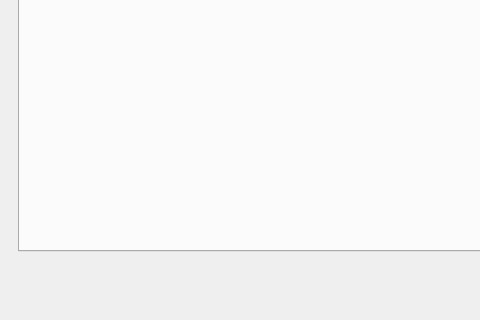
Qt form Ui_Files/OperatorWindow.ui (Verter18328/SOKs_LOK) before a commit; both pictures show x 0 to 480 and y 227 to 547 of the 706 by 547 pixel window.
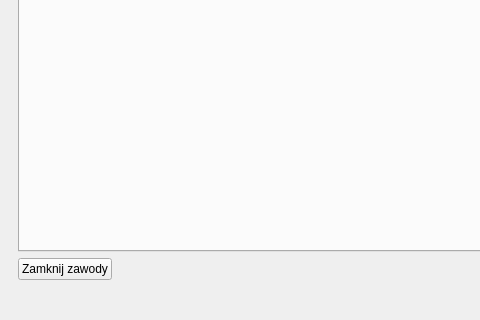
The same form after that commit. Icons and pictures are not drawn.

The edit to the form file:
```diff
--- a/Ui_Files/OperatorWindow.ui
+++ b/Ui_Files/OperatorWindow.ui
@@ -98,22 +98,6 @@
           </property>
          </widget>
         </item>
-        <item row="2" column="0">
-         <spacer name="horizontalSpacer">
-          <property name="orientation">
-           <enum>Qt::Vertical</enum>
-          </property>
-          <property name="sizeType">
-           <enum>QSizePolicy::Maximum</enum>
-          </property>
-          <property name="sizeHint" stdset="0">
-           <size>
-            <width>15</width>
-            <height>5</height>
-           </size>
-          </property>
-         </spacer>
-        </item>
         <item row="1" column="0" colspan="3">
          <widget class="QTabWidget" name="tabWidget_zawody">
           <property name="sizePolicy">
@@ -134,6 +118,13 @@
           </property>
          </widget>
         </item>
+        <item row="2" column="0">
+         <widget class="QPushButton" name="pushButton">
+          <property name="text">
+           <string>Zamknij zawody</string>
+          </property>
+         </widget>
+        </item>
        </layout>
       </widget>
       <widget class="QWidget" name="pageLista_zawodow">
```
